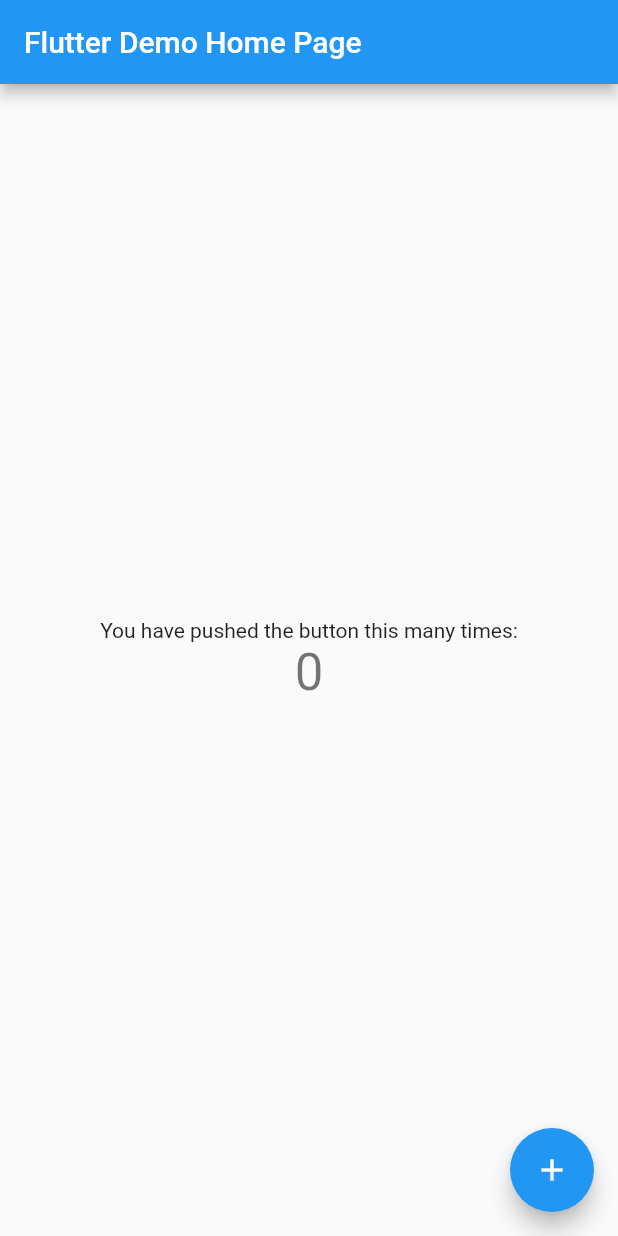
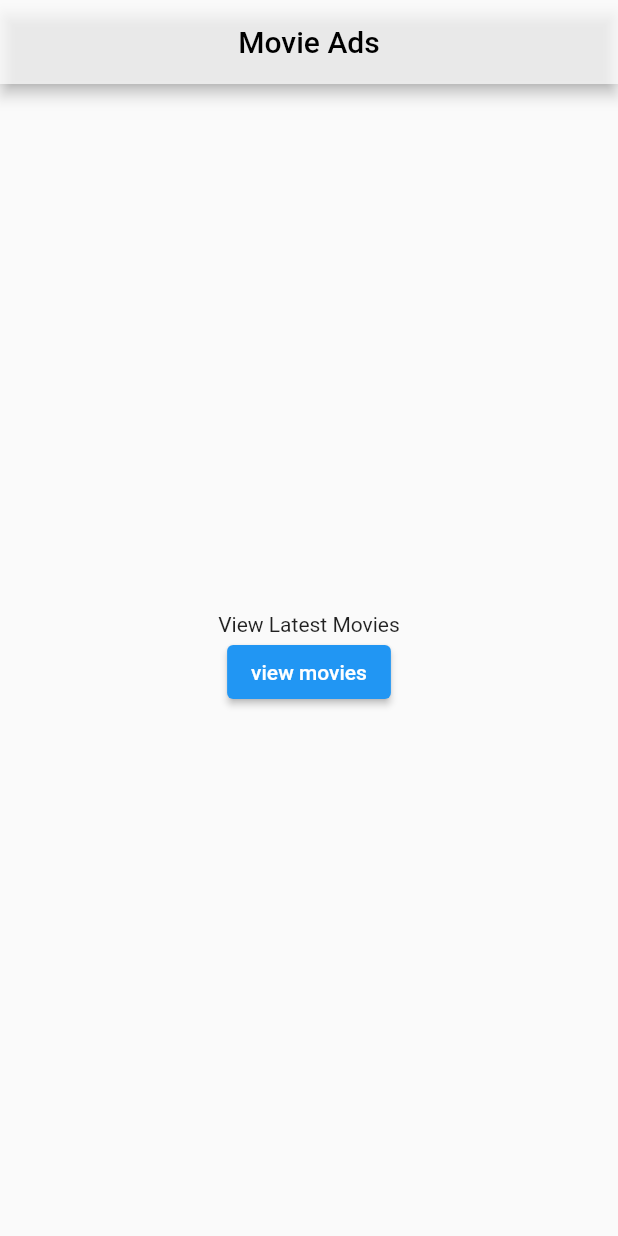
Before and after one commit to samwellucas610/movie-ads, a Flutter app: the screen it shows after launch, on a phone screen of 412 x 824 dp. Run offline on Flutter 3.47's test engine with Material 2 defaults, Android fonts, the phone set to English and light mode, and no system bars.

Commit message:
creation of interfaces and api.dart file

```diff
--- a/lib/main.dart
+++ b/lib/main.dart
@@ -1,4 +1,6 @@
 import 'package:flutter/material.dart';
+
+import 'pages/productspage.dart';
 
 void main() {
   runApp(MyApp());
@@ -9,35 +11,17 @@ class MyApp extends StatelessWidget {
   @override
   Widget build(BuildContext context) {
     return MaterialApp(
-      title: 'Flutter Demo',
+      debugShowCheckedModeBanner: false,
       theme: ThemeData(
-        // This is the theme of your application.
-        //
-        // Try running your application with "flutter run". You'll see the
-        // application has a blue toolbar. Then, without quitting the app, try
-        // changing the primarySwatch below to Colors.green and then invoke
-        // "hot reload" (press "r" in the console where you ran "flutter run",
-        // or simply save your changes to "hot reload" in a Flutter IDE).
-        // Notice that the counter didn't reset back to zero; the application
-        // is not restarted.
-        primarySwatch: Colors.blue,
+        //primarySwatch: Colors.white,
       ),
-      home: MyHomePage(title: 'Flutter Demo Home Page'),
+      home: MyHomePage(title: 'Movie Ads'),
     );
   }
 }
 
 class MyHomePage extends StatefulWidget {
   MyHomePage({Key key, this.title}) : super(key: key);
-
-  // This widget is the home page of your application. It is stateful, meaning
-  // that it has a State object (defined below) that contains fields that affect
-  // how it looks.
-
-  // This class is the configuration for the state. It holds the values (in this
-  // case the title) provided by the parent (in this case the App widget) and
-  // used by the build method of the State. Fields in a Widget subclass are
-  // always marked "final".
 
   final String title;
 
@@ -46,68 +30,35 @@ class MyHomePage extends StatefulWidget {
 }
 
 class _MyHomePageState extends State<MyHomePage> {
-  int _counter = 0;
-
-  void _incrementCounter() {
-    setState(() {
-      // This call to setState tells the Flutter framework that something has
-      // changed in this State, which causes it to rerun the build method below
-      // so that the display can reflect the updated values. If we changed
-      // _counter without calling setState(), then the build method would not be
-      // called again, and so nothing would appear to happen.
-      _counter++;
-    });
-  }
-
   @override
   Widget build(BuildContext context) {
-    // This method is rerun every time setState is called, for instance as done
-    // by the _incrementCounter method above.
-    //
-    // The Flutter framework has been optimized to make rerunning build methods
-    // fast, so that you can just rebuild anything that needs updating rather
-    // than having to individually change instances of widgets.
     return Scaffold(
       appBar: AppBar(
-        // Here we take the value from the MyHomePage object that was created by
-        // the App.build method, and use it to set our appbar title.
-        title: Text(widget.title),
+        backgroundColor: Colors.white70,
+        centerTitle: true,
+        title: Text(
+          widget.title,
+          style: TextStyle(color: Colors.black),
+        ),
       ),
       body: Center(
-        // Center is a layout widget. It takes a single child and positions it
-        // in the middle of the parent.
         child: Column(
-          // Column is also a layout widget. It takes a list of children and
-          // arranges them vertically. By default, it sizes itself to fit its
-          // children horizontally, and tries to be as tall as its parent.
-          //
-          // Invoke "debug painting" (press "p" in the console, choose the
-          // "Toggle Debug Paint" action from the Flutter Inspector in Android
-          // Studio, or the "Toggle Debug Paint" command in Visual Studio Code)
-          // to see the wireframe for each widget.
-          //
-          // Column has various properties to control how it sizes itself and
-          // how it positions its children. Here we use mainAxisAlignment to
-          // center the children vertically; the main axis here is the vertical
-          // axis because Columns are vertical (the cross axis would be
-          // horizontal).
           mainAxisAlignment: MainAxisAlignment.center,
           children: <Widget>[
             Text(
-              'You have pushed the button this many times:',
+              'View Latest Movies',
             ),
-            Text(
-              '$_counter',
-              style: Theme.of(context).textTheme.headline4,
-            ),
+            ElevatedButton(
+              child:Text("view movies"),
+              onPressed: () {
+              Navigator.push(
+                context,
+                MaterialPageRoute(builder: (context) => ProductsPage()),
+              );
+            })
           ],
         ),
       ),
-      floatingActionButton: FloatingActionButton(
-        onPressed: _incrementCounter,
-        tooltip: 'Increment',
-        child: Icon(Icons.add),
-      ), // This trailing comma makes auto-formatting nicer for build methods.
     );
   }
 }
--- a/pubspec.yaml
+++ b/pubspec.yaml
@@ -28,6 +28,7 @@ dependencies:
   # The following adds the Cupertino Icons font to your application.
   # Use with the CupertinoIcons class for iOS style icons.
   cupertino_icons: ^1.0.2
+  http: ^0.12.2
 
 dev_dependencies:
   flutter_test:
```
Also changed, not shown: lib/api/API.dart (added, +15 -0 lines), lib/pages/productpage.dart (added, +73 -0 lines), lib/pages/productspage.dart (added, +80 -0 lines), pubspec.lock.
